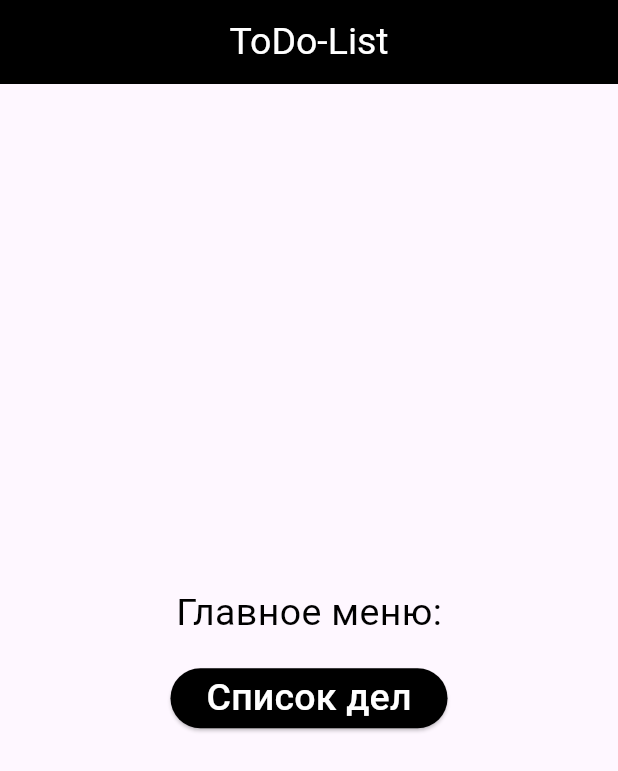
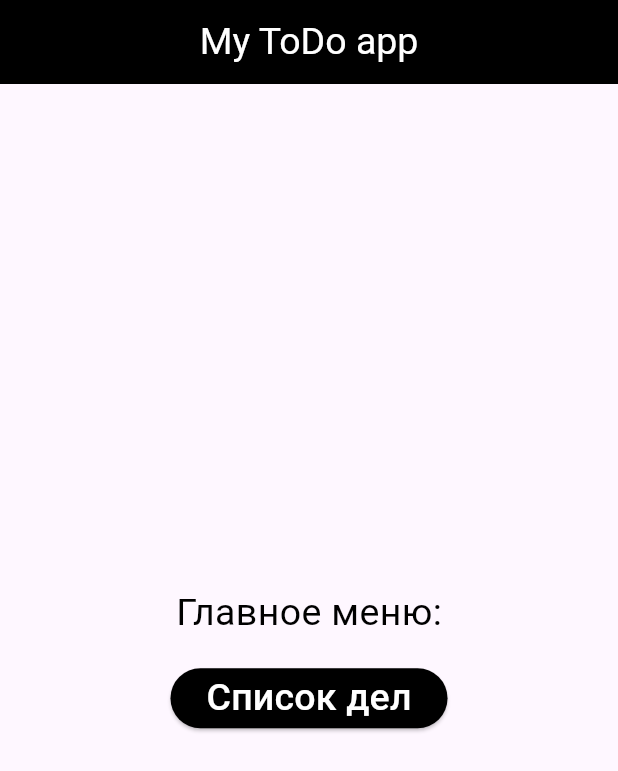
Before and after one commit to Senseless2552/Flutter, a Flutter app: the screen it shows after launch, on a phone screen of 412 x 824 dp. Shown: the top 771 px of the screen. Run offline on Flutter 3.47's test engine with Material 3 defaults, Android fonts, the phone set to English and light mode, and no system bars; our stand-ins replace shared_preferences; Roboto replaces fonts that are missing (Times New Roman).

```diff
--- a/my_app_1/lib/pages/main_screen.dart
+++ b/my_app_1/lib/pages/main_screen.dart
@@ -9,7 +9,7 @@ class MainScreen extends StatelessWidget {
     return Scaffold(
       appBar: AppBar(
         iconTheme: IconThemeData(color: Colors.white),
-        title: Text("ToDo-List", style: textstyle,),
+        title: Text("My ToDo app", style: textstyle,),
         centerTitle: true,
         backgroundColor: Colors.black,
       ),
```
Also changed, not shown: my_app_1/lib/pages/home.dart (+8 -1 lines), my_app_1/lib/Styles.dart (line endings or trailing spaces).
